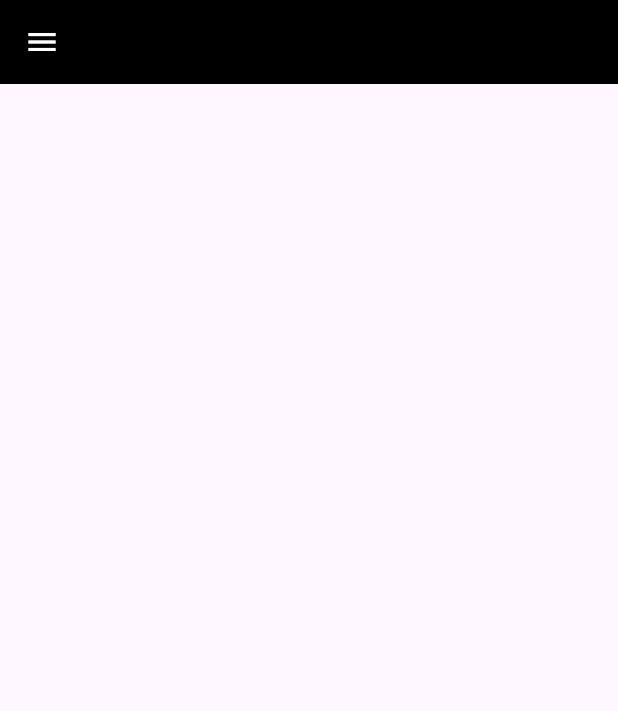
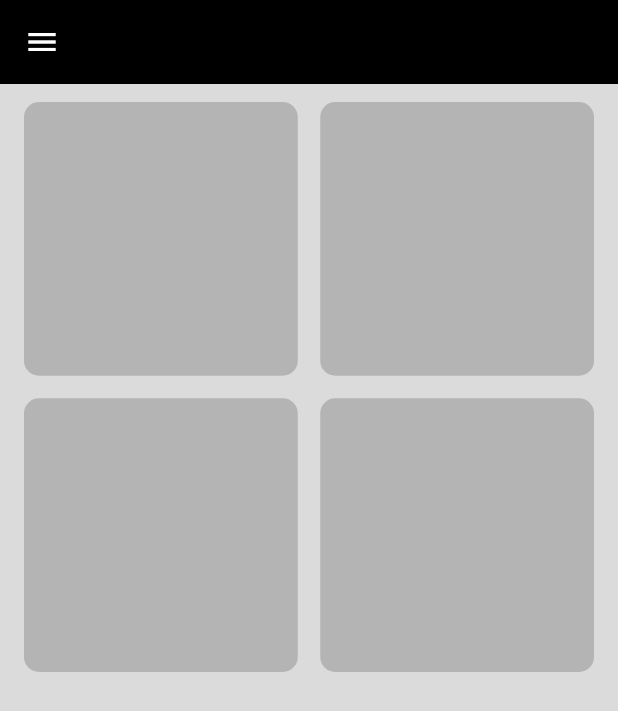
Before and after one commit to Mohamed123-r/Adapteive-App, a Flutter app: the screen it shows after launch, on a phone screen of 412 x 824 dp. Shown: the top 711 px of the screen. Run offline on Flutter 3.47's test engine with Material 3 defaults, Android fonts, the phone set to English and light mode, and no system bars.

Commit message:
Refactor home view to use a separate widget for the body content, added CustomSliverGrid widget for displaying grid items.

```diff
--- a/lib/views/home_view.dart
+++ b/lib/views/home_view.dart
@@ -1,3 +1,4 @@
+import 'package:adapteive_app/widgets/home_view_body.dart';
 import 'package:flutter/material.dart';
 
 class HomeView extends StatelessWidget {
@@ -6,6 +7,7 @@
   @override
   Widget build(BuildContext context) {
     return Scaffold(
+      backgroundColor: const Color(0xffDBDBDB),
       appBar: AppBar(
         backgroundColor: Colors.black,
         leading: IconButton(
@@ -13,6 +15,7 @@
           onPressed: () {},
         ),
       ),
+      body: const HomeViewBody(),
     );
   }
 }
--- /dev/null
+++ b/lib/widgets/home_view_body.dart
@@ -0,0 +1,23 @@
+import 'package:adapteive_app/widgets/custom_sliver_grid.dart';
+import 'package:flutter/material.dart';
+
+class HomeViewBody extends StatelessWidget {
+  const HomeViewBody({super.key});
+
+  @override
+  Widget build(BuildContext context) {
+    return const Padding(
+      padding: EdgeInsets.symmetric(horizontal: 16.0),
+      child: CustomScrollView(
+        slivers: [
+          SliverToBoxAdapter(
+            child: SizedBox(
+              height: 12,
+            ),
+          ),
+          CustomSliverGrid(),
+        ],
+      ),
+    );
+  }
+}
```
Also changed, not shown: lib/widgets/custom_sliver_grid.dart (added, +26 -0 lines).
